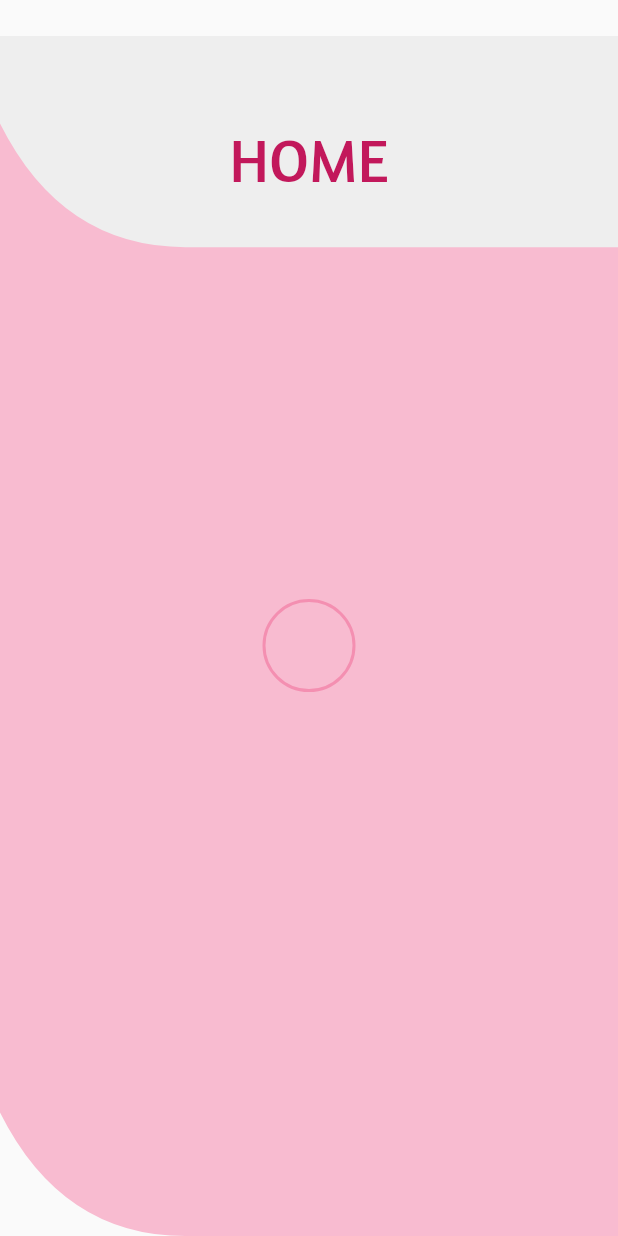
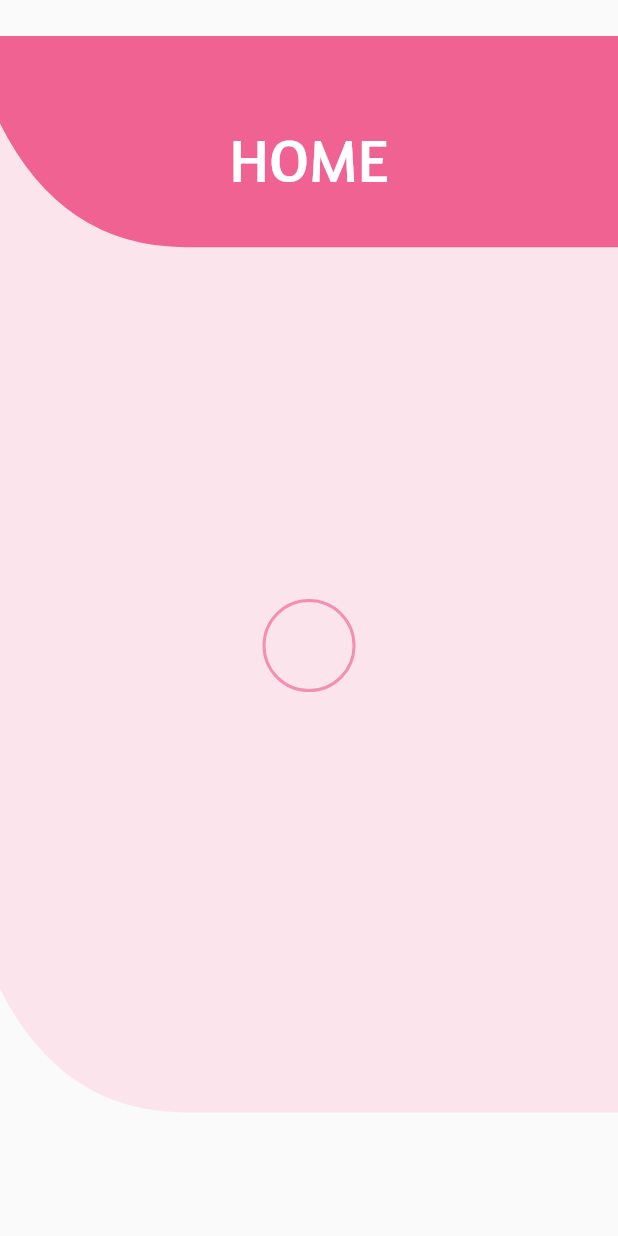
Before and after one commit to ShaherG123/bride, a Flutter app: the signup screen opened directly, after a tap on "Register", on a phone screen of 412 x 824 dp. Run offline on Flutter 3.47's test engine with Material 2 defaults, Android fonts, the phone set to English and light mode, and no system bars; our stand-ins replace flare_flutter.

Commit message:
change background colore

```diff
--- a/lib/home.dart
+++ b/lib/home.dart
@@ -20,7 +20,7 @@ class Home extends StatelessWidget {
     return new Scaffold(
       resizeToAvoidBottomInset: false,
       body: CustomPaint(
-        painter: CurvePainter5(),
+        painter: CurvePainter4(),
         child: CustomPaint(
           child: Container(
             child: new Column(children: <Widget>[
@@ -30,7 +30,7 @@ class Home extends StatelessWidget {
                 child: Text(
                   "HOME",
                   style: TextStyle(
-                      color: Colors.pink[700],
+                      color: Colors.white,
                       fontWeight: FontWeight.normal,
                       fontSize: 40,
                       fontFamily: R.amaranthFontFamily),
@@ -56,7 +56,7 @@ class CurvePainter1 extends CustomPainter {
   @override
   void paint(Canvas canvas, Size size) {
     var paint = Paint();
-    paint.color = Colors.grey[200];
+    paint.color = Colors.pink[300];
     paint.style = PaintingStyle.fill;
 
     var path = Path();
@@ -116,16 +116,16 @@ class CurvePainter4 extends CustomPainter {
   @override
   void paint(Canvas canvas, Size size) {
     var paint = Paint();
-    paint.color = Colors.pink[200];
+    paint.color = Colors.pink[50];
     paint.style = PaintingStyle.fill;
     var path = Path();
 
-    path.moveTo(0, size.height * 0.7);
+    path.moveTo(0, size.height * 0.8);
 
-    path.quadraticBezierTo(size.width * 0.1, size.height * 0.8,
-        size.width * 0.3, size.height * 0.8);
-    path.quadraticBezierTo(size.width * 0.2, size.height * 0.8,
-        size.width * 1.0, size.height * 0.8);
+    path.quadraticBezierTo(size.width * 0.1, size.height * 0.9,
+        size.width * 0.3, size.height * 0.9);
+    path.quadraticBezierTo(size.width * 0.2, size.height * 0.9,
+        size.width * 1.0, size.height * 0.9);
 
     path.lineTo(size.width, size.height - 800);
 
--- a/lib/login.dart
+++ b/lib/login.dart
@@ -27,8 +27,7 @@ class LoginPage extends StatelessWidget {
         painter: CurvePainter5(),
         child: CustomPaint(
           painter: CurvePainter4(),
-          child: CustomPaint(
-            painter: CurvePainter3(),
+
               child: CustomPaint(
                 child: Container(
                   child: new Column(
@@ -38,7 +37,7 @@ class LoginPage extends StatelessWidget {
                     child: Text(
                       "Log in",
                       style: TextStyle(
-                        color: Colors.pink[700],
+                        color: Colors.white,
                         fontWeight: FontWeight.normal,
                         fontSize: 40,
                         fontFamily: R.amaranthFontFamily
@@ -119,7 +118,7 @@ class LoginPage extends StatelessWidget {
                       )),
                   new Container(
                     padding:
-                        EdgeInsets.only(right: width / 10, top: height / 20),
+                        EdgeInsets.only(right: width / 10, top: height / 30),
                     child: new Row(
                       mainAxisAlignment: MainAxisAlignment.end,
                       children: <Widget>[
@@ -142,12 +141,12 @@ class LoginPage extends StatelessWidget {
                     ),
                   ),
                   new Container(
-                      padding: EdgeInsets.only(top: height / 12),
+                      padding: EdgeInsets.only(top: height / 20),
                       child: ButtonTheme(
                         minWidth: width / 1.8,
                         height: 60,
                         child: RaisedButton(
-                          color: Colors.pink[700],
+                          color: Colors.pink[300],
                           onPressed: () {
                             Navigator.push(
                                   context,
@@ -163,7 +162,7 @@ class LoginPage extends StatelessWidget {
                         ),
                       )),
                   new Container(
-                      padding: EdgeInsets.only(top: height / 10),
+                      padding: EdgeInsets.only(top: height / 50),
                       child: new Row(
                         mainAxisAlignment: MainAxisAlignment.center,
                         crossAxisAlignment: CrossAxisAlignment.center,
@@ -206,7 +205,6 @@ class LoginPage extends StatelessWidget {
             ),
 
         ),
-      ),
     );
   }
 }
@@ -222,7 +220,7 @@ class CurvePainter1 extends CustomPainter {
   @override
   void paint(Canvas canvas, Size size) {
     var paint = Paint();
-    paint.color = Colors.grey[200];
+    paint.color = Colors.pink[300];
     paint.style = PaintingStyle.fill;
 
     var path = Path();
@@ -310,7 +308,7 @@ class CurvePainter4 extends CustomPainter {
   @override
   void paint(Canvas canvas, Size size) {
     var paint = Paint();
-    paint.color = Colors.pink[200];
+    paint.color = Colors.pink[100];
     paint.style = PaintingStyle.fill;
     var path = Path();
 
@@ -339,7 +337,7 @@ class CurvePainter5 extends CustomPainter {
   @override
   void paint(Canvas canvas, Size size) {
     var paint = Paint();
-    paint.color = Colors.pink[100];
+    paint.color = Colors.pink[50];
     paint.style = PaintingStyle.fill;
 
     var path = Path();
--- a/lib/signup.dart
+++ b/lib/signup.dart
@@ -32,7 +32,7 @@ class signup extends StatelessWidget {
                   child: Text(
                     "Sign Up",
                     style: TextStyle(
-                      color: Colors.pink[700],
+                      color: Colors.white,
                       fontWeight: FontWeight.normal,
                       fontSize: 40,
                       fontFamily: R.amaranthFontFamily
@@ -43,7 +43,7 @@ class signup extends StatelessWidget {
                   ),
                 ),
                 new Container(
-                    padding: EdgeInsets.only(top: height / 12),
+                    padding: EdgeInsets.only(top: height / 15),
                     width: width / 1.2,
                     child: new TextField(
                       autocorrect: true,
@@ -184,7 +184,7 @@ class signup extends StatelessWidget {
                       minWidth: width / 1.8,
                       height: 60,
                       child: RaisedButton(
-                        color: Colors.pink[700],
+                        color: Colors.pink[300],
                         onPressed: () {
                            Navigator.push(
                                   context,
@@ -214,7 +214,7 @@ class CurvePainter1 extends CustomPainter {
   @override
   void paint(Canvas canvas, Size size) {
     var paint = Paint();
-    paint.color = Colors.grey[200];
+    paint.color = Colors.pink[300];
     paint.style = PaintingStyle.fill;
 
     var path = Path();
@@ -304,7 +304,7 @@ class CurvePainter4 extends CustomPainter {
   @override
   void paint(Canvas canvas, Size size) {
     var paint = Paint();
-    paint.color = Colors.pink[200];
+    paint.color = Colors.pink[100];
     paint.style = PaintingStyle.fill;
     var path = Path();
 
@@ -333,7 +333,7 @@ class CurvePainter5 extends CustomPainter {
   @override
   void paint(Canvas canvas, Size size) {
     var paint = Paint();
-    paint.color = Colors.pink[100];
+    paint.color = Colors.pink[50];
     paint.style = PaintingStyle.fill;
 
     var path = Path();
```
